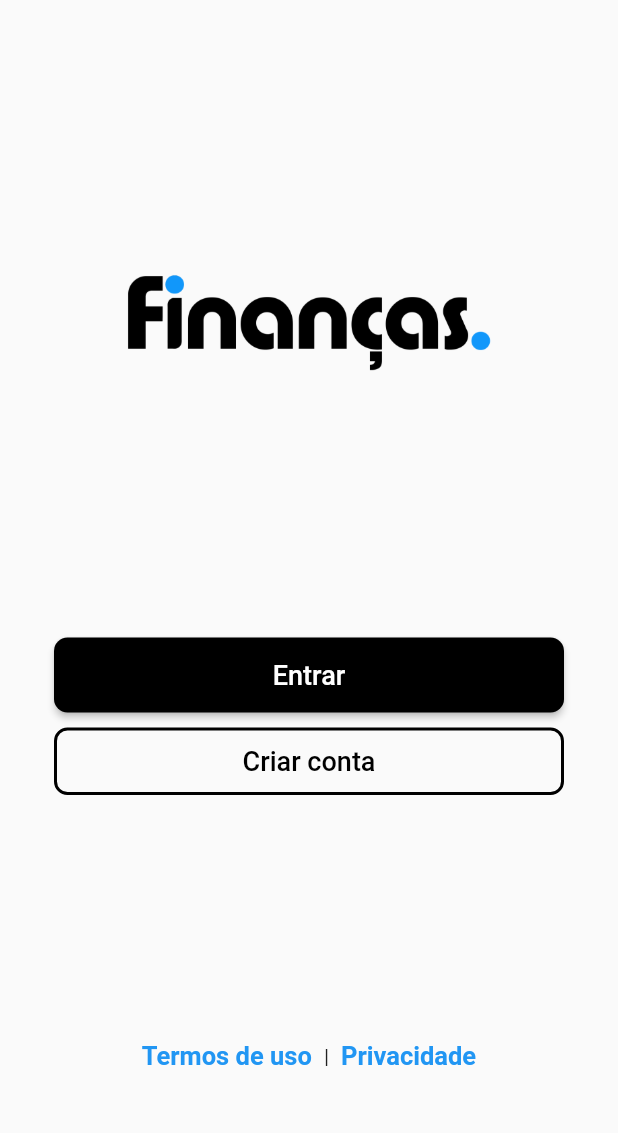
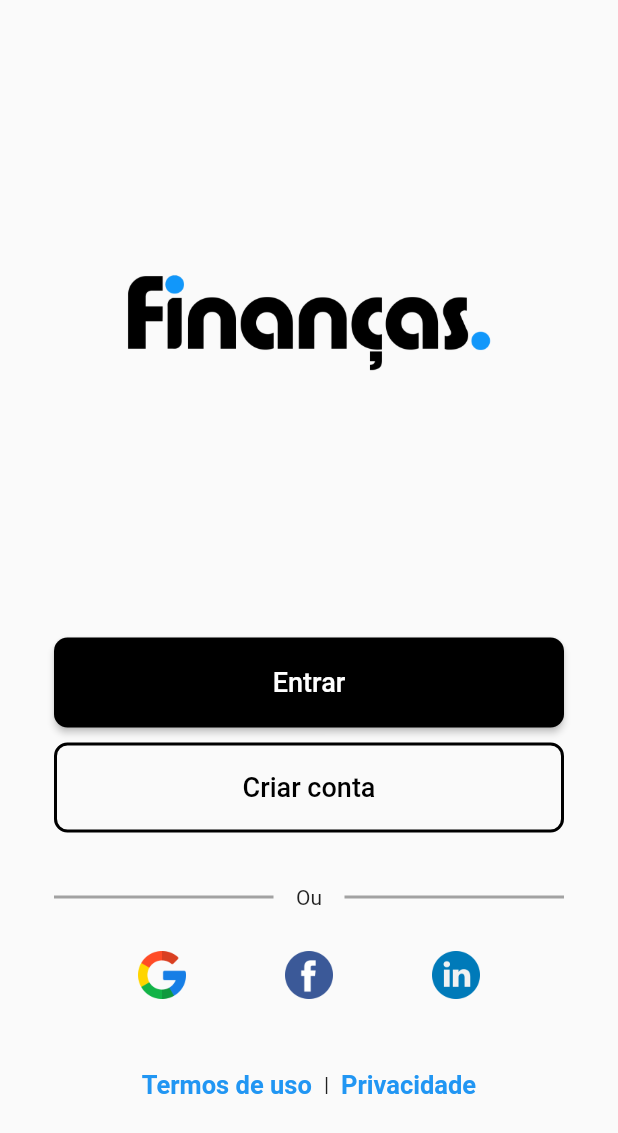
Before and after one commit to Oviquitor/Financas-IFMT, a Flutter app: the screen it shows after launch, on a phone screen of 412 x 824 dp. Shown: the top 1133 px of the screen. Run offline on Flutter 3.47's test engine with Material 2 defaults, Android fonts, the phone set to English and light mode, and no system bars.

Commit message:
teste 16/08

```diff
--- a/lib/views/Login/components/login.dart
+++ b/lib/views/Login/components/login.dart
@@ -153,9 +153,9 @@ class _LoginScreenState extends State<LoginScreen> {
                   ),
 
                   const Padding(padding: EdgeInsets.symmetric(vertical: 50)),
-                  //Botao Entrar
+
                   SizedBox(
-                    height: 50,
+                    height: 60,
                     child: ElevatedButton(
                       style: ElevatedButton.styleFrom(
                         backgroundColor: Colors.black,
@@ -165,36 +165,8 @@ class _LoginScreenState extends State<LoginScreen> {
                       ),
                       onPressed: () {
                         Navigator.of(context).push(
-                          MaterialPageRoute(
-                              builder: (context) => MenuDrawer()),
+                          MaterialPageRoute(builder: (context) => MenuDrawer()),
                         );
-
-                        // if (formkey.currentState!.validate()) {
-                        //   context.read<GerenciamentoUsuario>().signIn(
-                        //         UsuarioModels(
-                        //           _emailController.text,
-                        //           _senhaController.text,
-                        //         ),
-                        //       );
-                        // }
-                        // if (_emailController.text.isEmpty ||
-                        //     _senhaController.text.isEmpty) {
-                        //   ScaffoldMessenger.of(context).showSnackBar(
-                        //     const SnackBar(
-                        //       content: Text('Informe o email e a senha'),
-                        //       backgroundColor: Colors.red,
-                        //     ),
-                        //   );
-                        // } else {
-                        //   //login();
-
-                        //   Navigator.pushAndRemoveUntil(
-                        //     context,
-                        //     MaterialPageRoute(
-                        //         builder: (BuildContext context) => Menu()),
-                        //     (Route<dynamic> route) => false,
-                        //   );
-                        // }
                       },
                       child: const Text(
                         'Entrar',
@@ -243,37 +215,4 @@ class _LoginScreenState extends State<LoginScreen> {
       ),
     );
   }
-
-  // login() async {
-  //   try {
-  //     UserCredential usuarioCredencial =
-  //         await firebaseAuth.signInWithEmailAndPassword(
-  //       email: _emailController.text,
-  //       password: _senhaController.text,
-  //     );
-  //     if (usuarioCredencial != null) {
-  //       Navigator.pushAndRemoveUntil(
-  //         context,
-  //         MaterialPageRoute(builder: (BuildContext context) => Menu()),
-  //         (Route<dynamic> route) => false,
-  //       );
-  //     }
-  //   } on FirebaseAuthException catch (e) {
-  //     if (e.code == 'user-not-found') {
-  //       ScaffoldMessenger.of(context).showSnackBar(
-  //         const SnackBar(
-  //           content: Text('Usuario nao encontrado'),
-  //           backgroundColor: Colors.red,
-  //         ),
-  //       );
-  //     } else if (e.code == 'wrong-password') {
-  //       ScaffoldMessenger.of(context).showSnackBar(
-  //         const SnackBar(
-  //           content: Text('Senha invalida'),
-  //           backgroundColor: Colors.red,
-  //         ),
-  //       );
-  //     }
-  //   }
-  // }
 }
--- a/lib/views/Login/inicio.dart
+++ b/lib/views/Login/inicio.dart
@@ -35,9 +35,8 @@ class _InicioState extends State<Inicio> {
             child: Column(
               crossAxisAlignment: CrossAxisAlignment.stretch,
               children: [
-                //Entrar
                 SizedBox(
-                  height: 50,
+                  height: 60,
                   child: ElevatedButton(
                     style: ElevatedButton.styleFrom(
                       backgroundColor: Colors.black,
@@ -63,7 +62,7 @@ class _InicioState extends State<Inicio> {
                 ),
                 //Criar Conta
                 SizedBox(
-                  height: 45,
+                  height: 60,
                   child: OutlinedButton(
                     style: OutlinedButton.styleFrom(
                       side: BorderSide(
@@ -90,8 +89,55 @@ class _InicioState extends State<Inicio> {
                     },
                   ),
                 ),
-                Padding(padding: EdgeInsets.only(top: 150)),
-                Row(
+                //Botoes redondo
+                Padding(
+                  padding: const EdgeInsets.only(top: 35),
+                  child: Row(
+                    children: [
+                      Expanded(
+                        child: Divider(
+                          color: Colors.black.withAlpha(90),
+                          thickness: 2,
+                        ),
+                      ),
+                      const Padding(
+                        padding: EdgeInsets.symmetric(horizontal: 15),
+                        child: Text('Ou'),
+                      ),
+                      Expanded(
+                        child: Divider(
+                          color: Colors.black.withAlpha(90),
+                          thickness: 2,
+                        ),
+                      ),
+                    ],
+                  ),
+                ),
+                Container(
+                  padding: EdgeInsets.only(top: 20),
+                  child: Row(
+                    mainAxisAlignment: MainAxisAlignment.center,
+                    children: [
+                      IconButton(
+                        onPressed: () {},
+                        icon: Image.asset("assets/images/Google.png"),
+                      ),
+                      Padding(padding: EdgeInsets.only(left: 50)),
+                      IconButton(
+                        onPressed: () {},
+                        icon: Image.asset("assets/images/Facebook.png"),
+                      ),
+                      Padding(padding: EdgeInsets.only(left: 50)),
+                      IconButton(
+                        onPressed: () {},
+                        icon: Image.asset("assets/images/Linkedin.png"),
+                      ),
+                    ],
+                  ),
+                ),
+                Container(
+                  padding: EdgeInsets.only(top: 25),
+                  child: Row(
                     mainAxisAlignment: MainAxisAlignment.center,
                     children: [
                       Align(
@@ -125,52 +171,7 @@ class _InicioState extends State<Inicio> {
                       ),
                     ],
                   ),
-                // //Botoes redondo
-                // Padding(
-                //   padding: const EdgeInsets.only(top: 15),
-                //   child: Row(
-                //     children: [
-                //       Expanded(
-                //         child: Divider(
-                //           color: Colors.black.withAlpha(90),
-                //           thickness: 2,
-                //         ),
-                //       ),
-                //       const Padding(
-                //         padding: EdgeInsets.symmetric(horizontal: 15),
-                //         child: Text('Ou'),
-                //       ),
-                //       Expanded(
-                //         child: Divider(
-                //           color: Colors.black.withAlpha(90),
-                //           thickness: 2,
-                //         ),
-                //       ),
-                //     ],
-                //   ),
-                // ),
-                // Container(
-                //   padding: EdgeInsets.only(top: 30),
-                //   child: Row(
-                //     mainAxisAlignment: MainAxisAlignment.center,
-                //     children: [
-                //       IconButton(
-                //         onPressed: () {},
-                //         icon: Image.asset("assets/images/Google.png"),
-                //       ),
-                //       Padding(padding: EdgeInsets.only(left: 50)),
-                //       IconButton(
-                //         onPressed: () {},
-                //         icon: Image.asset("assets/images/Facebook.png"),
-                //       ),
-                //       Padding(padding: EdgeInsets.only(left: 50)),
-                //       IconButton(
-                //         onPressed: () {},
-                //         icon: Image.asset("assets/images/Linkedin.png"),
-                //       ),
-                //     ],
-                //   ),
-                // ),
+                ),
               ],
             ),
           ),
--- a/pubspec.yaml
+++ b/pubspec.yaml
@@ -75,7 +75,7 @@ flutter:
 
   # To add assets to your application, add an assets section, like this:
   assets:
-    - assets/images/Financas.png
+    - assets/images/
   #   - images/a_dot_ham.jpeg
 
   # An image asset can refer to one or more resolution-specific "variants", see
```
Also changed, not shown: assets/images/Facebook.png (added), assets/images/Google.png (added), assets/images/Linkedin.png (added), pubspec.lock. Lines whose indentation alone changed are shown as unchanged.
